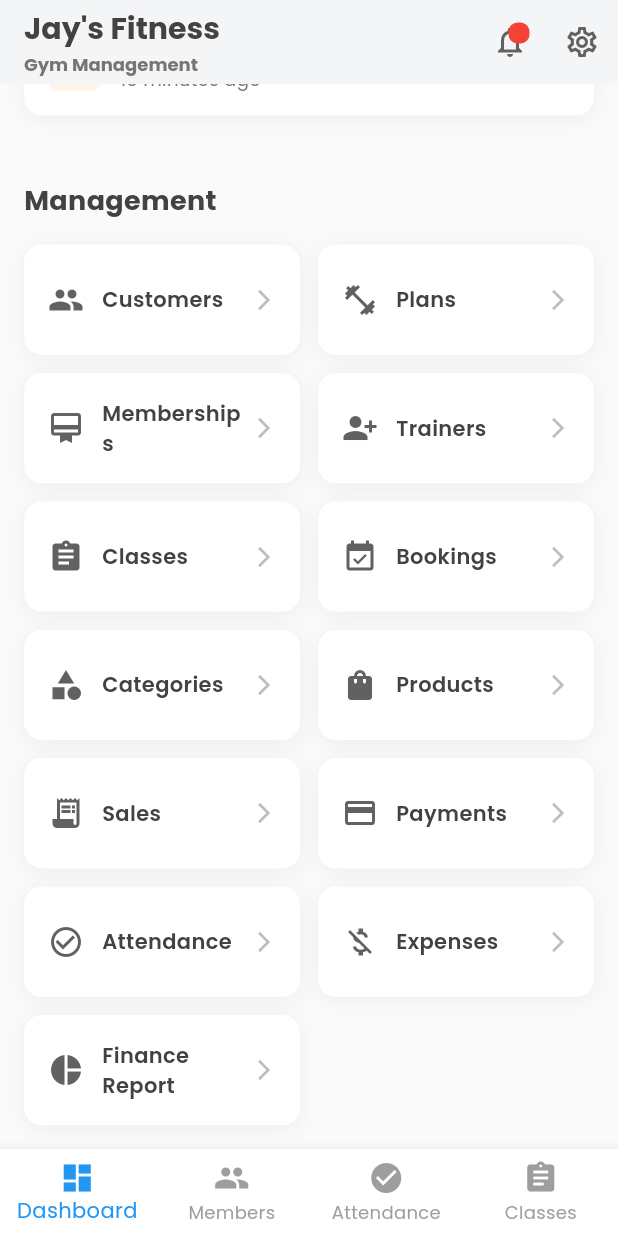
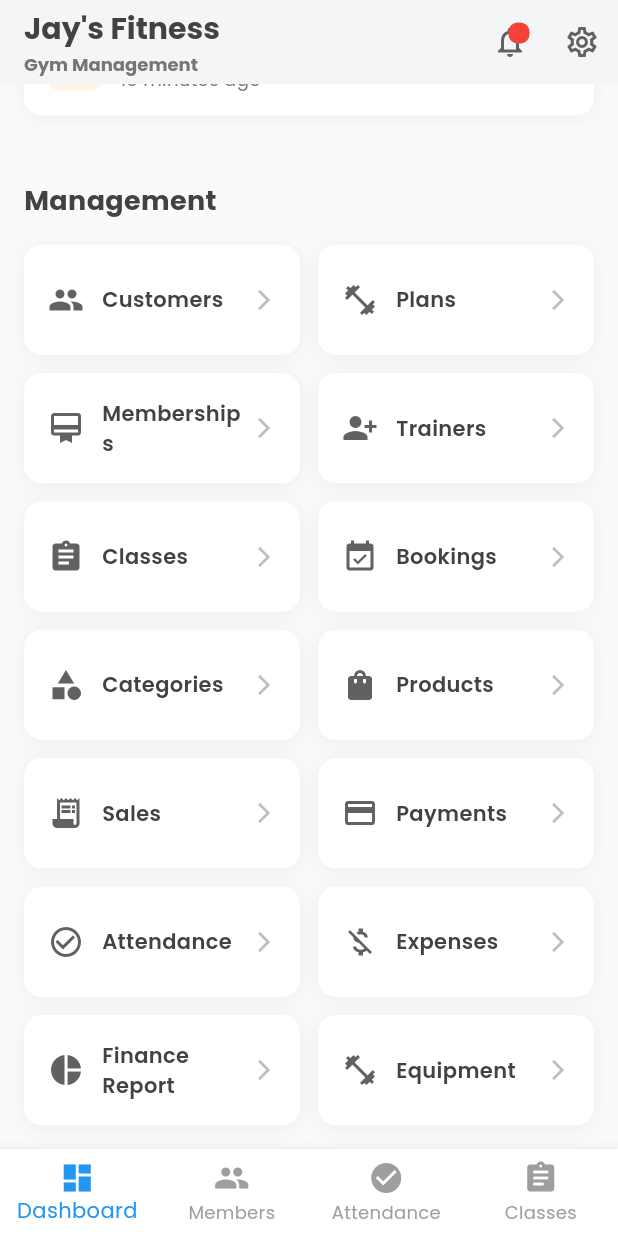
Before and after one commit to kurtcode19/Gym, a Flutter app: the screen it shows after launch, scrolled down 894 dp, on a phone screen of 412 x 824 dp. Run offline on Flutter 3.47's test engine with Material 3 defaults, Android fonts, the phone set to English and light mode, and no system bars; our stand-ins replace fl_chart, flutter_form_builder, google_fonts, sqflite; accounts and stored records are empty.

Commit message:
added equipment

```diff
--- a/lib/main.dart
+++ b/lib/main.dart
@@ -5,48 +5,50 @@ import 'package:provider/provider.dart';
 import 'package:google_fonts/google_fonts.dart';
 
 // Database helper and providers
-import 'package:gym/providers/database_helper.dart'; // Corrected import
-import 'package:gym/providers/customer_provider.dart'; // Corrected import
-import 'package:gym/providers/membership_plan_provider.dart'; // Corrected import
-import 'package:gym/providers/membership_provider.dart'; // Corrected import
-import 'package:gym/providers/attendance_provider.dart'; // Corrected import (REAL IMPLEMENTATION)
-import 'package:gym/providers/trainer_provider.dart'; // Corrected import
-import 'package:gym/providers/class_provider.dart'; // Corrected import
-import 'package:gym/providers/class_booking_provider.dart'; // Corrected import
-import 'package:gym/providers/product_category_provider.dart'; // Corrected import
-import 'package:gym/providers/product_provider.dart'; // Corrected import
-import 'package:gym/providers/sale_provider.dart'; // Corrected import
-import 'package:gym/providers/payment_provider.dart'; // Corrected import
-import 'package:gym/providers/expense_provider.dart'; // NEW - Corrected import
-
+import 'package:gym/providers/database_helper.dart';
+import 'package:gym/providers/customer_provider.dart';
+import 'package:gym/providers/membership_plan_provider.dart';
+import 'package:gym/providers/membership_provider.dart';
+import 'package:gym/providers/attendance_provider.dart';
+import 'package:gym/providers/trainer_provider.dart';
+import 'package:gym/providers/class_provider.dart';
+import 'package:gym/providers/class_booking_provider.dart';
+import 'package:gym/providers/product_category_provider.dart';
+import 'package:gym/providers/product_provider.dart';
+import 'package:gym/providers/sale_provider.dart';
+import 'package:gym/providers/payment_provider.dart';
+import 'package:gym/providers/expense_provider.dart';
+import 'package:gym/providers/equipment_provider.dart'; // NEW
 
 // Screens
-import 'package:gym/screens/customers_screen.dart'; // Corrected import
-import 'package:gym/screens/add_customer_screen.dart'; // Corrected import
-import 'package:gym/screens/membership_plans_screen.dart'; // Corrected import
-import 'package:gym/screens/add_membership_plan_screen.dart'; // Corrected import
-import 'package:gym/screens/memberships_screen.dart'; // Corrected import
-import 'package:gym/screens/add_membership_screen.dart'; // Corrected import
-import 'package:gym/screens/trainers_screen.dart'; // Corrected import
-import 'package:gym/screens/add_trainer_screen.dart'; // Corrected import
-import 'package:gym/screens/classes_screen.dart'; // Corrected import
-import 'package:gym/screens/add_class_screen.dart'; // Corrected import
-import 'package:gym/screens/class_bookings_screen.dart'; // Corrected import
-import 'package:gym/screens/add_class_booking_screen.dart'; // Corrected import
-import 'package:gym/screens/product_categories_screen.dart'; // Corrected import
-import 'package:gym/screens/add_product_category_screen.dart'; // Corrected import
-import 'package:gym/screens/products_screen.dart'; // Corrected import
-import 'package:gym/screens/add_product_screen.dart'; // Corrected import
-import 'package:gym/screens/sales_screen.dart'; // Corrected import
-import 'package:gym/screens/add_sale_screen.dart'; // Corrected import
-import 'package:gym/screens/payments_screen.dart'; // Corrected import
-import 'package:gym/screens/add_payment_screen.dart'; // Corrected import
-import 'package:gym/screens/attendance_screen.dart'; // Corrected import
-import 'package:gym/screens/add_attendance_screen.dart'; // Corrected import
-import 'package:gym/screens/expenses_screen.dart'; // NEW - Corrected import
-import 'package:gym/screens/add_expense_screen.dart'; // NEW - Corrected import
-import 'package:gym/screens/finance_report_screen.dart'; // NEW - Corrected import
-import 'package:gym/screens/dashboard_screen.dart'; // Corrected import
+import 'package:gym/screens/customers_screen.dart';
+import 'package:gym/screens/add_customer_screen.dart';
+import 'package:gym/screens/membership_plans_screen.dart';
+import 'package:gym/screens/add_membership_plan_screen.dart';
+import 'package:gym/screens/memberships_screen.dart';
+import 'package:gym/screens/add_membership_screen.dart';
+import 'package:gym/screens/trainers_screen.dart';
+import 'package:gym/screens/add_trainer_screen.dart';
+import 'package:gym/screens/classes_screen.dart';
+import 'package:gym/screens/add_class_screen.dart';
+import 'package:gym/screens/class_bookings_screen.dart';
+import 'package:gym/screens/add_class_booking_screen.dart';
+import 'package:gym/screens/product_categories_screen.dart';
+import 'package:gym/screens/add_product_category_screen.dart';
+import 'package:gym/screens/products_screen.dart';
+import 'package:gym/screens/add_product_screen.dart';
+import 'package:gym/screens/sales_screen.dart';
+import 'package:gym/screens/add_sale_screen.dart';
+import 'package:gym/screens/payments_screen.dart';
+import 'package:gym/screens/add_payment_screen.dart';
+import 'package:gym/screens/attendance_screen.dart';
+import 'package:gym/screens/add_attendance_screen.dart';
+import 'package:gym/screens/expenses_screen.dart';
+import 'package:gym/screens/add_expense_screen.dart';
+import 'package:gym/screens/finance_report_screen.dart';
+import 'package:gym/screens/equipment_screen.dart'; // NEW
+import 'package:gym/screens/add_equipment_screen.dart'; // NEW
+import 'package:gym/screens/dashboard_screen.dart';
 
 void main() async {
   WidgetsFlutterBinding.ensureInitialized();
@@ -71,8 +73,9 @@ class MyApp extends StatelessWidget {
         ChangeNotifierProvider(create: (_) => ProductProvider(DatabaseHelper())),
         ChangeNotifierProvider(create: (_) => SaleProvider(DatabaseHelper())),
         ChangeNotifierProvider(create: (_) => PaymentProvider(DatabaseHelper())),
-        // NEW Provider for Expense Management
         ChangeNotifierProvider(create: (_) => ExpenseProvider(DatabaseHelper())),
+        // NEW Provider for Equipment Management
+        ChangeNotifierProvider(create: (_) => EquipmentProvider(DatabaseHelper())),
       ],
       child: MaterialApp(
         title: 'Jay\'s Fitness Gym',
@@ -152,10 +155,12 @@ class MyApp extends StatelessWidget {
           '/add_payment': (context) => const AddPaymentScreen(),
           '/attendance': (context) => const AttendanceScreen(),
           '/add_attendance': (context) => const AddAttendanceScreen(),
-          // NEW Routes for Finance & Expenses Management
           '/expenses': (context) => const ExpensesScreen(),
           '/add_expense': (context) => const AddExpenseScreen(),
           '/finance_report': (context) => const FinanceReportScreen(),
+          // NEW Routes for Equipment Management
+          '/equipment': (context) => const EquipmentScreen(),
+          '/add_equipment': (context) => const AddEquipmentScreen(),
         },
       ),
     );
--- a/lib/models/equipment.dart
+++ b/lib/models/equipment.dart
@@ -0,0 +1,49 @@
+// lib/models/equipment.dart
+import 'package:uuid/uuid.dart';
+
+class Equipment {
+  final String equipmentId;
+  final String equipmentName;
+  final DateTime purchaseDate;
+  final String? condition; // e.g., 'New', 'Good', 'Fair', 'Needs Repair', 'Out of Service'
+
+  Equipment({
+    String? equipmentId,
+    required this.equipmentName,
+    DateTime? purchaseDate,
+    this.condition = 'Good',
+  })  : equipmentId = equipmentId ?? const Uuid().v4(),
+        purchaseDate = purchaseDate ?? DateTime.now();
+
+  Map<String, dynamic> toJson() {
+    return {
+      'equipment_id': equipmentId,
+      'equipment_name': equipmentName,
+      'purchase_date': purchaseDate.millisecondsSinceEpoch ~/ 1000,
+      'condition': condition,
+    };
+  }
+
+  factory Equipment.fromJson(Map<String, dynamic> json) {
+    return Equipment(
+      equipmentId: json['equipment_id'],
+      equipmentName: json['equipment_name'],
+      purchaseDate: DateTime.fromMillisecondsSinceEpoch(json['purchase_date'] * 1000),
+      condition: json['condition'],
+    );
+  }
+
+  Equipment copyWith({
+    String? equipmentId,
+    String? equipmentName,
+    DateTime? purchaseDate,
+    String? condition,
+  }) {
+    return Equipment(
+      equipmentId: equipmentId ?? this.equipmentId,
+      equipmentName: equipmentName ?? this.equipmentName,
+      purchaseDate: purchaseDate ?? this.purchaseDate,
+      condition: condition ?? this.condition,
+    );
+  }
+}
--- a/lib/providers/database_helper.dart
+++ b/lib/providers/database_helper.dart
@@ -182,7 +182,7 @@ class DatabaseHelper {
       )
     ''');
 
-    // EQUIPMENT Table
+    // EQUIPMENT Table (This table was already present in your provided schema)
     await db.execute('''
       CREATE TABLE EQUIPMENT (
         equipment_id TEXT PRIMARY KEY,
@@ -401,7 +401,6 @@ class DatabaseHelper {
     return await db.query('CLASS_BOOKING', orderBy: 'booking_date DESC');
   }
 
-  // In your getDetailedClassBookings() method, add the missing column
   Future<List<Map<String, dynamic>>> getDetailedClassBookings() async {
     final db = await database;
     return await db.rawQuery('''
@@ -733,4 +732,34 @@ class DatabaseHelper {
       whereArgs: [expenseId],
     );
   }
+
+  // --- CRUD Methods for EQUIPMENT Table --- // NEW
+  Future<int> insertEquipment(Map<String, dynamic> equipment) async {
+    final db = await database;
+    return await db.insert('EQUIPMENT', equipment, conflictAlgorithm: ConflictAlgorithm.replace);
+  }
+
+  Future<List<Map<String, dynamic>>> getEquipment() async {
+    final db = await database;
+    return await db.query('EQUIPMENT', orderBy: 'equipment_name');
+  }
+
+  Future<int> updateEquipment(Map<String, dynamic> equipment) async {
+    final db = await database;
+    return await db.update(
+      'EQUIPMENT',
+      equipment,
+      where: 'equipment_id = ?',
+      whereArgs: [equipment['equipment_id']],
+    );
+  }
+
+  Future<int> deleteEquipment(String equipmentId) async {
+    final db = await database;
+    return await db.delete(
+      'EQUIPMENT',
+      where: 'equipment_id = ?',
+      whereArgs: [equipmentId],
+    );
+  }
 }
--- /dev/null
+++ b/lib/providers/equipment_provider.dart
@@ -0,0 +1,87 @@
+// lib/providers/equipment_provider.dart
+import 'package:flutter/material.dart';
+import 'package:gym/models/equipment.dart'; // Corrected import
+import 'package:gym/providers/database_helper.dart'; // Corrected import
+import 'package:intl/intl.dart';
+
+class EquipmentProvider with ChangeNotifier {
+  final DatabaseHelper _dbHelper;
+  List<Equipment> _equipmentList = [];
+  List<Equipment> _filteredEquipmentList = [];
+  bool _isLoading = false;
+
+  EquipmentProvider(this._dbHelper) {
+    fetchEquipment();
+  }
+
+  List<Equipment> get equipmentList => _filteredEquipmentList;
+  bool get isLoading => _isLoading;
+
+  void _setLoading(bool value) {
+    _isLoading = value;
+    notifyListeners();
+  }
+
+  Future<void> fetchEquipment() async {
+    _setLoading(true);
+    try {
+      final equipmentMaps = await _dbHelper.getEquipment();
+      _equipmentList = equipmentMaps.map((map) => Equipment.fromJson(map)).toList();
+      _filteredEquipmentList = List.from(_equipmentList);
+    } catch (e) {
+      print('Error fetching equipment: $e');
+    } finally {
+      _setLoading(false);
+    }
+  }
+
+  Future<void> addEquipment(Equipment equipment) async {
+    try {
+      await _dbHelper.insertEquipment(equipment.toJson());
+      _equipmentList.add(equipment);
+      _filteredEquipmentList = List.from(_equipmentList);
+      notifyListeners();
+    } catch (e) {
+      print('Error adding equipment: $e');
+    }
+  }
+
+  Future<void> updateEquipment(Equipment equipment) async {
+    try {
+      await _dbHelper.updateEquipment(equipment.toJson());
+      final index = _equipmentList.indexWhere((e) => e.equipmentId == equipment.equipmentId);
+      if (index != -1) {
+        _equipmentList[index] = equipment;
+        _filteredEquipmentList = List.from(_equipmentList);
+        notifyListeners();
+      }
+    } catch (e) {
+      print('Error updating equipment: $e');
+    }
+  }
+
+  Future<void> deleteEquipment(String equipmentId) async {
+    try {
+      await _dbHelper.deleteEquipment(equipmentId);
+      _equipmentList.removeWhere((e) => e.equipmentId == equipmentId);
+      _filteredEquipmentList.removeWhere((e) => e.equipmentId == equipmentId);
+      notifyListeners();
+    } catch (e) {
+      print('Error deleting equipment: $e');
+    }
+  }
+
+  void searchEquipment(String query) {
+    if (query.isEmpty) {
+      _filteredEquipmentList = List.from(_equipmentList);
+    } else {
+      _filteredEquipmentList = _equipmentList.where((equipment) {
+        final lowerCaseQuery = query.toLowerCase();
+        return equipment.equipmentName.toLowerCase().contains(lowerCaseQuery) ||
+               (equipment.condition?.toLowerCase().contains(lowerCaseQuery) ?? false) ||
+               DateFormat('yyyy-MM-dd').format(equipment.purchaseDate).contains(lowerCaseQuery);
+      }).toList();
+    }
+    notifyListeners();
+  }
+}
--- a/lib/screens/dashboard_screen.dart
+++ b/lib/screens/dashboard_screen.dart
@@ -5,12 +5,13 @@ import 'package:provider/provider.dart';
 import 'package:intl/intl.dart';
 
 // Import providers to fetch dynamic data
-import 'package:gym/providers/customer_provider.dart'; // Corrected import
-import 'package:gym/providers/membership_provider.dart'; // Corrected import
-import 'package:gym/providers/attendance_provider.dart'; // Corrected import
-import 'package:gym/providers/class_provider.dart'; // Corrected import
-import 'package:gym/providers/sale_provider.dart'; // Corrected import
-import 'package:gym/providers/payment_provider.dart'; // Corrected import
+import 'package:gym/providers/customer_provider.dart';
+import 'package:gym/providers/membership_provider.dart';
+import 'package:gym/providers/attendance_provider.dart';
+import 'package:gym/providers/class_provider.dart';
+import 'package:gym/providers/sale_provider.dart';
+import 'package:gym/providers/payment_provider.dart';
+import 'package:gym/providers/equipment_provider.dart'; // NEW
 
 
 class DashboardScreen extends StatelessWidget {
@@ -25,6 +26,7 @@ class DashboardScreen extends StatelessWidget {
     final classProvider = Provider.of<ClassProvider>(context);
     final saleProvider = Provider.of<SaleProvider>(context);
     final paymentProvider = Provider.of<PaymentProvider>(context);
+    final equipmentProvider = Provider.of<EquipmentProvider>(context); // NEW
 
     // Dynamic Stats Calculation
     final activeMembersCount = membershipProvider.memberships
@@ -198,7 +200,7 @@ class DashboardScreen extends StatelessWidget {
                     title: 'Add Member',
                     icon: Icons.person_add,
                     color: Colors.blue,
-                    route: '/add_customer', // Changed to actual add customer route
+                    route: '/add_customer',
                   ),
                 ),
                 const SizedBox(width: 12),
@@ -208,7 +210,7 @@ class DashboardScreen extends StatelessWidget {
                     title: 'Check In',
                     icon: Icons.check_circle,
                     color: Colors.green,
-                    route: '/add_attendance', // Changed to actual add attendance route
+                    route: '/add_attendance',
                   ),
                 ),
               ],
@@ -222,7 +224,7 @@ class DashboardScreen extends StatelessWidget {
                     title: 'Book Class',
                     icon: Icons.event,
                     color: Colors.purple,
-                    route: '/add_class_booking', // Changed to actual add class booking route
+                    route: '/add_class_booking',
                   ),
                 ),
                 const SizedBox(width: 12),
@@ -232,7 +234,7 @@ class DashboardScreen extends StatelessWidget {
                     title: 'Record Sale',
                     icon: Icons.shopping_cart,
                     color: Colors.orange,
-                    route: '/add_sale', // Changed to actual add sale route
+                    route: '/add_sale',
                   ),
                 ),
               ],
@@ -523,8 +525,9 @@ class DashboardScreen extends StatelessWidget {
       {'title': 'Sales', 'icon': Icons.receipt_long, 'route': '/sales'},
       {'title': 'Payments', 'icon': Icons.payment, 'route': '/payments'},
       {'title': 'Attendance', 'icon': Icons.check_circle_outline, 'route': '/attendance'},
-      {'title': 'Expenses', 'icon': Icons.money_off, 'route': '/expenses'}, // NEW
-      {'title': 'Finance Report', 'icon': Icons.pie_chart, 'route': '/finance_report'}, // NEW
+      {'title': 'Expenses', 'icon': Icons.money_off, 'route': '/expenses'},
+      {'title': 'Finance Report', 'icon': Icons.pie_chart, 'route': '/finance_report'},
+      {'title': 'Equipment', 'icon': Icons.fitness_center_outlined, 'route': '/equipment'}, // NEW
     ];
 
     return GridView.builder(
```
Also changed, not shown: lib/screens/add_equipment_screen.dart (added, +113 -0 lines), lib/screens/equipment_screen.dart (added, +148 -0 lines).
